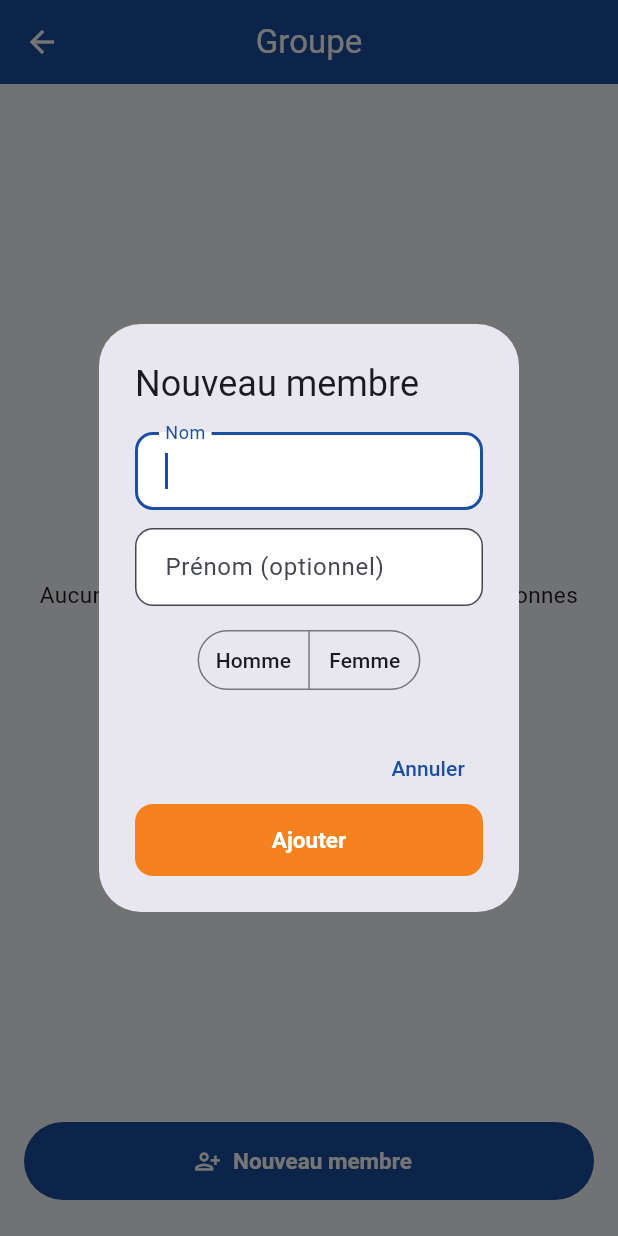
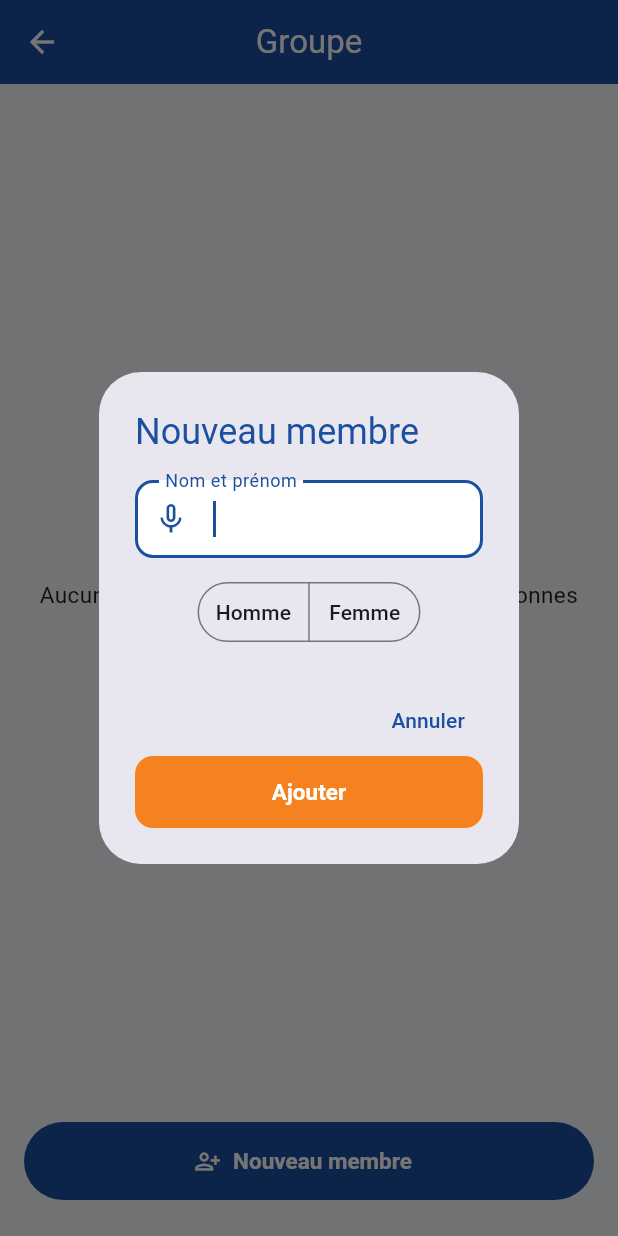
Before and after one commit to ouattaradanou-debug/forevercare-ai, a Flutter app: the EcranDetailGroupe screen opened directly with empty values, after a tap on "Nouveau membre", on a phone screen of 412 x 824 dp. Run offline on Flutter 3.47's test engine with Material 3 defaults, Android fonts, the phone set to English and light mode, and no system bars; our stand-ins replace audioplayers, cached_network_image, connectivity_plus, drift, flutter_image_compress, flutter_local_notifications and 14 more; missing offline and left inert: record; accounts and stored records are empty; generated files the repository leaves out were written again.

Commit message:
Fusionner nom/prénom en un seul champ avec dictée vocale (nouveau membre)
La boîte "Nouveau membre" n'a plus qu'une case "Nom et prénom" (au
lieu de deux), avec un micro pour la dicter — même mécanisme que la
dictée du nom d'un client (speech_to_text, locale fr_FR).

Co-Authored-By: Claude Sonnet 5 <noreply@anthropic.com>
Claude-Session: https://claude.ai/code/session_01HPRTXPCgGzxUX9YW2QHUsa

```diff
--- a/atelier_plus/lib/features/uniformes/presentation/ecran_detail_groupe.dart
+++ b/atelier_plus/lib/features/uniformes/presentation/ecran_detail_groupe.dart
@@ -1,6 +1,7 @@
 import 'package:flutter/material.dart';
 import 'package:flutter_riverpod/flutter_riverpod.dart';
 import 'package:go_router/go_router.dart';
+import 'package:speech_to_text/speech_to_text.dart' as stt;
 import 'package:url_launcher/url_launcher.dart';
 
 import '../../../core/router/app_router.dart';
@@ -11,6 +12,7 @@ import '../../auth/providers/auth_providers.dart';
 import '../providers/uniformes_providers.dart';
 
 const _bleuSeda = Color(0xFF1B4FA0);
+const _orangeSeda = Color(0xFFF5821F);
 const _vertWhatsapp = Color(0xFF25D366);
 
 /// Détail d'un groupe d'uniformes : informations du répondant (en tableau,
@@ -36,67 +38,20 @@ class _EcranDetailGroupeState extends ConsumerState<EcranDetailGroupe> {
   }
 
   Future<void> _ajouterMembre() async {
-    final nomCtrl = TextEditingController();
-    final prenomCtrl = TextEditingController();
-    String? sexe;
-
-    final resultat = await showDialog<bool>(
+    final resultat = await showDialog<_ResultatNouveauMembre>(
       context: context,
-      builder: (dialogContext) => StatefulBuilder(
-        builder: (dialogContext, setDialogState) => AlertDialog(
-          title: const Text('Nouveau membre'),
-          content: SingleChildScrollView(
-            child: Column(
-              mainAxisSize: MainAxisSize.min,
-              children: [
-                TextField(
-                  controller: nomCtrl,
-                  autofocus: true,
-                  decoration: const InputDecoration(labelText: 'Nom'),
-                ),
-                const SizedBox(height: 12),
-                TextField(
-                  controller: prenomCtrl,
-                  decoration: const InputDecoration(labelText: 'Prénom (optionnel)'),
-                ),
-                const SizedBox(height: 12),
-                SegmentedButton<String>(
-                  segments: const [
-                    ButtonSegment(value: 'Homme', label: Text('Homme')),
-                    ButtonSegment(value: 'Femme', label: Text('Femme')),
-                  ],
-                  selected: sexe == null ? {} : {sexe!},
-                  emptySelectionAllowed: true,
-                  onSelectionChanged: (selection) =>
-                      setDialogState(() => sexe = selection.isEmpty ? null : selection.first),
-                ),
-              ],
-            ),
-          ),
-          actions: [
-            TextButton(
-              onPressed: () => Navigator.of(dialogContext).pop(false),
-              child: const Text('Annuler'),
-            ),
-            FilledButton(
-              onPressed: () => Navigator.of(dialogContext).pop(true),
-              child: const Text('Ajouter'),
-            ),
-          ],
-        ),
-      ),
+      builder: (dialogContext) => const _DialogueNouveauMembre(),
     );
-    if (resultat != true || !mounted) return;
-    if (nomCtrl.text.trim().isEmpty && prenomCtrl.text.trim().isEmpty) return;
+    if (resultat == null || !mounted) return;
 
     final utilisateur = await ref.read(utilisateurCourantProvider.future);
     if (utilisateur == null) return;
     await ref.read(membresGroupeUniformeRepositoryProvider).ajouterMembre(
           atelierId: utilisateur.atelierId,
           groupeId: widget.groupeId,
-          nom: nomCtrl.text.trim().isEmpty ? null : nomCtrl.text.trim(),
-          prenom: prenomCtrl.text.trim().isEmpty ? null : prenomCtrl.text.trim(),
-          sexe: sexe,
+          nom: resultat.nom,
+          prenom: null,
+          sexe: resultat.sexe,
         );
   }
 
@@ -396,3 +351,128 @@ class _BoutonContact extends StatelessWidget {
     );
   }
 }
+
+class _ResultatNouveauMembre {
+  const _ResultatNouveauMembre({required this.nom, required this.sexe});
+
+  final String nom;
+  final String? sexe;
+}
+
+/// Formulaire "Nouveau membre" : un seul champ nom + prénom (au lieu de
+/// deux cases séparées), avec dictée vocale — pratique pour un tailleur
+/// peu à l'aise à l'écrit, comme pour le nom d'un client.
+class _DialogueNouveauMembre extends StatefulWidget {
+  const _DialogueNouveauMembre();
+
+  @override
+  State<_DialogueNouveauMembre> createState() => _DialogueNouveauMembreState();
+}
+
+class _DialogueNouveauMembreState extends State<_DialogueNouveauMembre> {
+  final _nomCtrl = TextEditingController();
+  String? _sexe;
+  final _dicteeVocale = stt.SpeechToText();
+  bool _dicteeDisponible = false;
+  bool _enEcoute = false;
+
+  @override
+  void dispose() {
+    _dicteeVocale.stop();
+    _nomCtrl.dispose();
+    super.dispose();
+  }
+
+  Future<void> _basculerDictee() async {
+    if (_enEcoute) {
+      await _dicteeVocale.stop();
+      if (mounted) setState(() => _enEcoute = false);
+      return;
+    }
+
+    if (!_dicteeDisponible) {
+      _dicteeDisponible = await _dicteeVocale.initialize(
+        onStatus: (statut) {
+          if ((statut == 'done' || statut == 'notListening') && mounted) {
+            setState(() => _enEcoute = false);
+          }
+        },
+        onError: (_) {
+          if (mounted) setState(() => _enEcoute = false);
+        },
+      );
+      if (!_dicteeDisponible) {
+        if (mounted) {
+          ScaffoldMessenger.of(context).showSnackBar(
+            const SnackBar(content: Text('Dictée vocale indisponible sur cet appareil.')),
+          );
+        }
+        return;
+      }
+    }
+
+    setState(() => _enEcoute = true);
+    await _dicteeVocale.listen(
+      localeId: 'fr_FR',
+      onResult: (resultat) {
+        _nomCtrl.text = resultat.recognizedWords;
+        _nomCtrl.selection = TextSelection.collapsed(offset: _nomCtrl.text.length);
+        if (mounted) setState(() {});
+      },
+    );
+  }
+
+  @override
+  Widget build(BuildContext context) {
+    return AlertDialog(
+      scrollable: true,
+      title: const Text('Nouveau membre', style: TextStyle(color: _bleuSeda)),
+      content: Column(
+        mainAxisSize: MainAxisSize.min,
+        children: [
+          TextField(
+            controller: _nomCtrl,
+            autofocus: true,
+            textCapitalization: TextCapitalization.words,
+            decoration: InputDecoration(
+              labelText: 'Nom et prénom',
+              prefixIcon: IconButton(
+                icon: Icon(_enEcoute ? Icons.mic : Icons.mic_none),
+                color: _enEcoute ? Colors.red : _bleuSeda,
+                tooltip: 'Dicter le nom',
+                onPressed: _basculerDictee,
+              ),
+            ),
+          ),
+          const SizedBox(height: 12),
+          SegmentedButton<String>(
+            segments: const [
+              ButtonSegment(value: 'Homme', label: Text('Homme')),
+              ButtonSegment(value: 'Femme', label: Text('Femme')),
+            ],
+            selected: _sexe == null ? {} : {_sexe!},
+            emptySelectionAllowed: true,
+            onSelectionChanged: (selection) =>
+                setState(() => _sexe = selection.isEmpty ? null : selection.first),
+          ),
+        ],
+      ),
+      actions: [
+        TextButton(
+          onPressed: () => Navigator.of(context).pop(),
+          style: TextButton.styleFrom(foregroundColor: _bleuSeda),
+          child: const Text('Annuler'),
+        ),
+        FilledButton(
+          onPressed: () {
+            final nom = _nomCtrl.text.trim();
+            if (nom.isEmpty) return;
+            Navigator.of(context).pop(_ResultatNouveauMembre(nom: nom, sexe: _sexe));
+          },
+          style: FilledButton.styleFrom(backgroundColor: _orangeSeda),
+          child: const Text('Ajouter'),
+        ),
+      ],
+    );
+  }
+}
```
